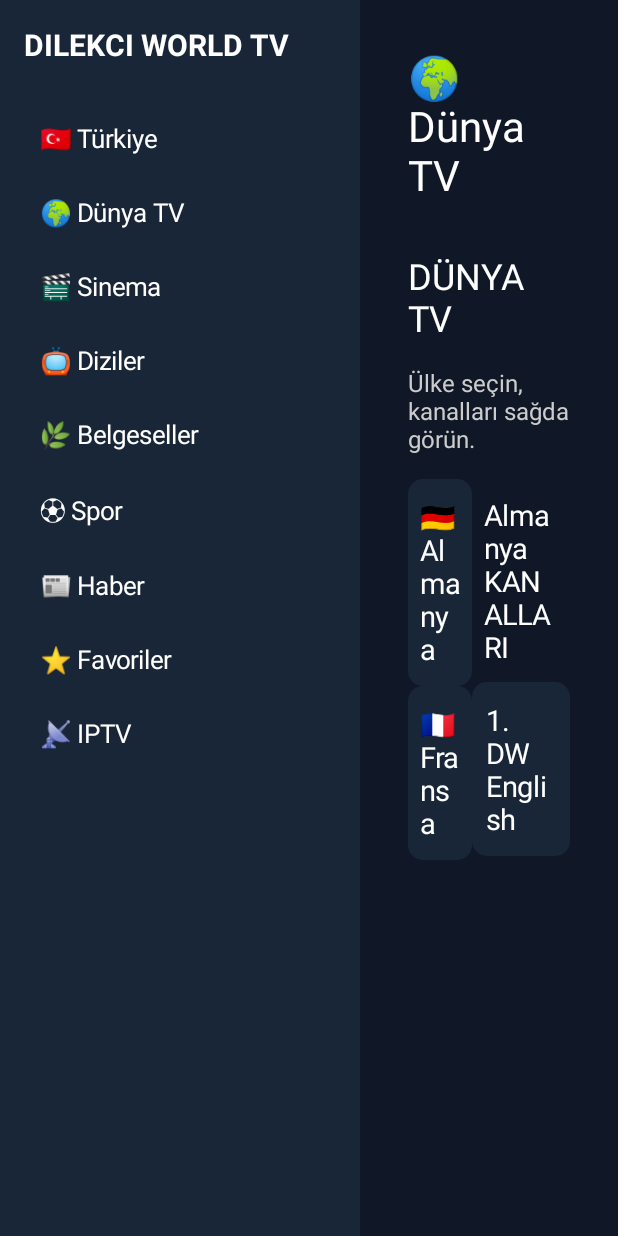
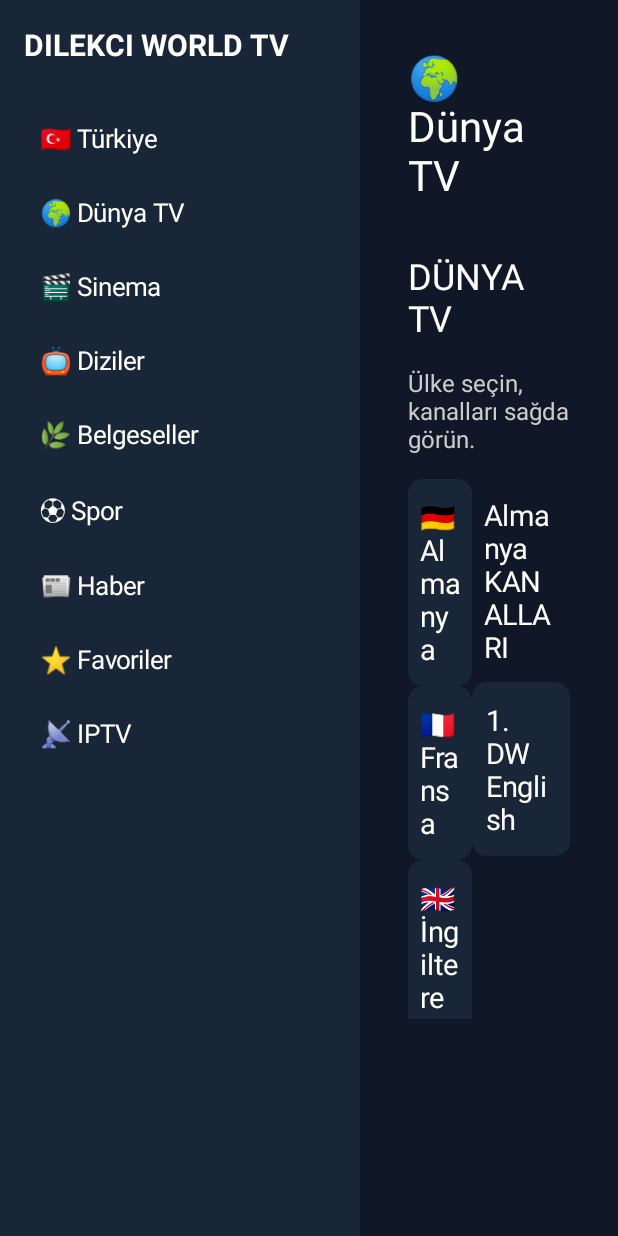
Before and after one commit to hajdajm99-droid/Dilekci-World-TV-Premium, an Android app: the screen it shows after launch (MainActivity), on a phone screen of 412 x 824 dp. Run offline under Robolectric (Android 15) with nearby library versions, the phone set to English and light mode, and no system bars.

Commit message:
İngiltere Sky News kanalı eklendi

```diff
--- a/app/src/main/java/com/dilekci/worldtv/MainActivity.kt
+++ b/app/src/main/java/com/dilekci/worldtv/MainActivity.kt
@@ -69,12 +69,19 @@ class MainActivity : Activity() {
             "https://live.france24.com/hls/live/2037218/F24_EN_HI_HLS/master_2300.m3u8",
             "Fransa",
             "🌍 Dünya TV"
+        ),
+        Channel(
+            "Sky News",
+            "https://linear901-oo-hls0-prd-gtm.delivery.skycdp.com/17501/sde-fast-skynews/master.m3u8",
+            "İngiltere",
+            "🌍 Dünya TV"
         )
     )
 
     private val countries = listOf(
         Country("Almanya", "🇩🇪"),
-        Country("Fransa", "🇫🇷")
+        Country("Fransa", "🇫🇷"),
+        Country("İngiltere", "🇬🇧")
     )
 
     private var countryColumn: LinearLayout? = null
```
